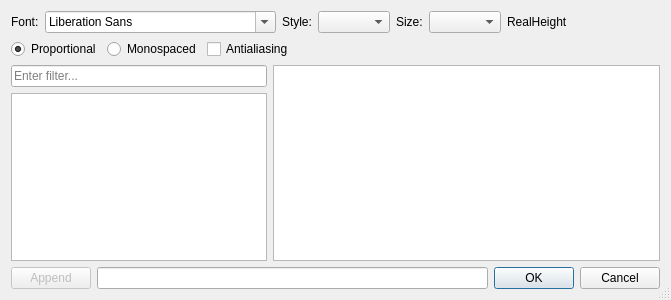
This is controls/fonts/font-new/dialogfontselect.ui in riuson/lcd-image-converter as Qt 5 draws it before an edit. The edited form follows.
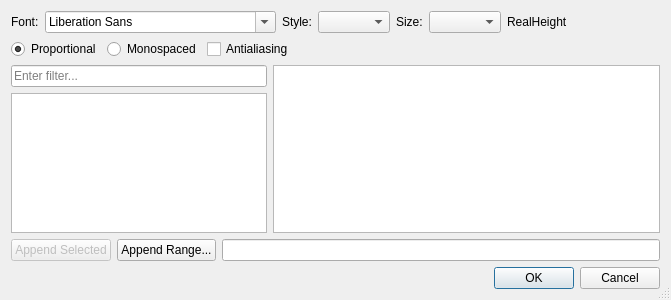
This is the edited form.

Commit message: Added pushButton 'Append Range...'

```diff
--- a/controls/fonts/font-new/dialogfontselect.ui
+++ b/controls/fonts/font-new/dialogfontselect.ui
@@ -147,19 +147,43 @@
     </layout>
    </item>
    <item>
-    <layout class="QHBoxLayout" name="horizontalLayout_2">
+    <layout class="QHBoxLayout" name="horizontalLayout_5">
      <item>
-      <widget class="QPushButton" name="pushButtonAppend">
+      <widget class="QPushButton" name="pushButtonAppendSelected">
        <property name="enabled">
         <bool>false</bool>
        </property>
        <property name="text">
-        <string>Append</string>
+        <string>Append Selected</string>
+       </property>
+      </widget>
+     </item>
+     <item>
+      <widget class="QPushButton" name="pushButtonAppendRange">
+       <property name="text">
+        <string>Append Range...</string>
        </property>
       </widget>
      </item>
      <item>
       <widget class="QLineEdit" name="lineEdit"/>
+     </item>
+    </layout>
+   </item>
+   <item>
+    <layout class="QHBoxLayout" name="horizontalLayout_2">
+     <item>
+      <spacer name="horizontalSpacer_3">
+       <property name="orientation">
+        <enum>Qt::Horizontal</enum>
+       </property>
+       <property name="sizeHint" stdset="0">
+        <size>
+         <width>40</width>
+         <height>20</height>
+        </size>
+       </property>
+      </spacer>
      </item>
      <item>
       <widget class="QDialogButtonBox" name="buttonBox">
```
The commit also changes 2 other files.
